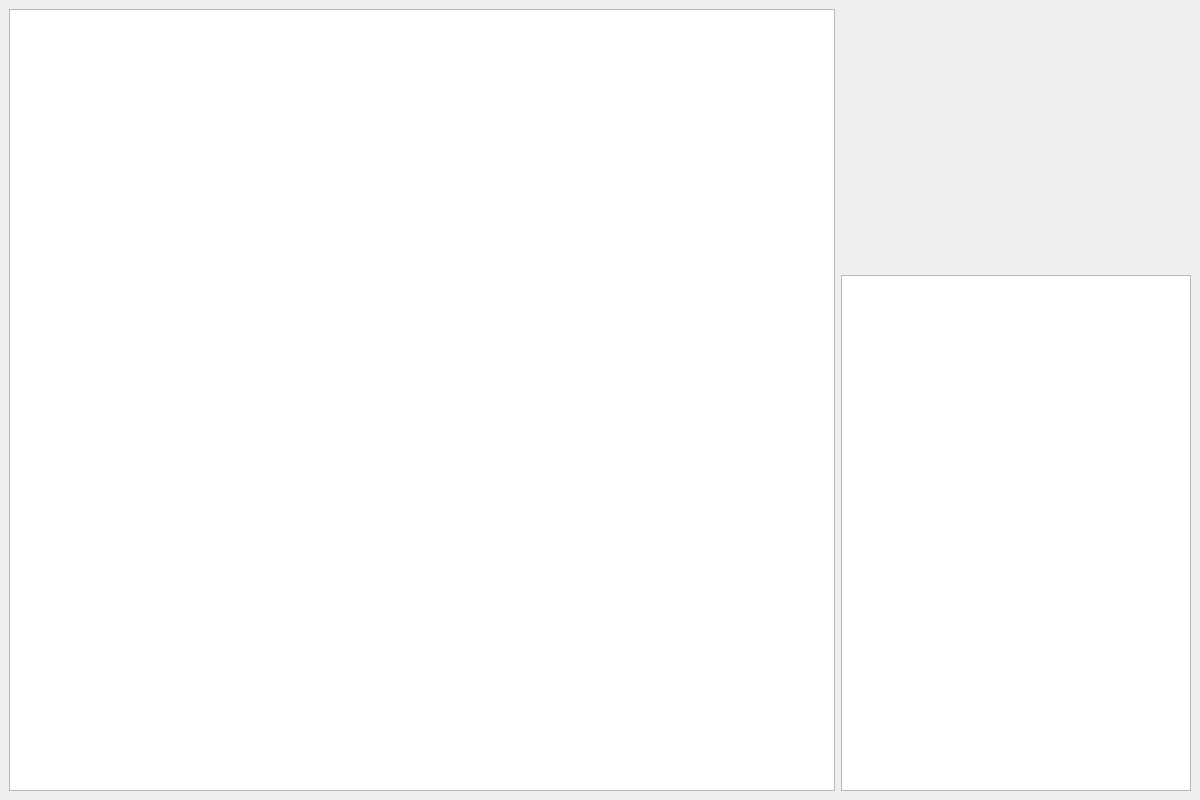
First picture: the form in QQServer/mainwindow.ui, repository Fantasy714/-Qt5-C-S-QQ-, before the edit.
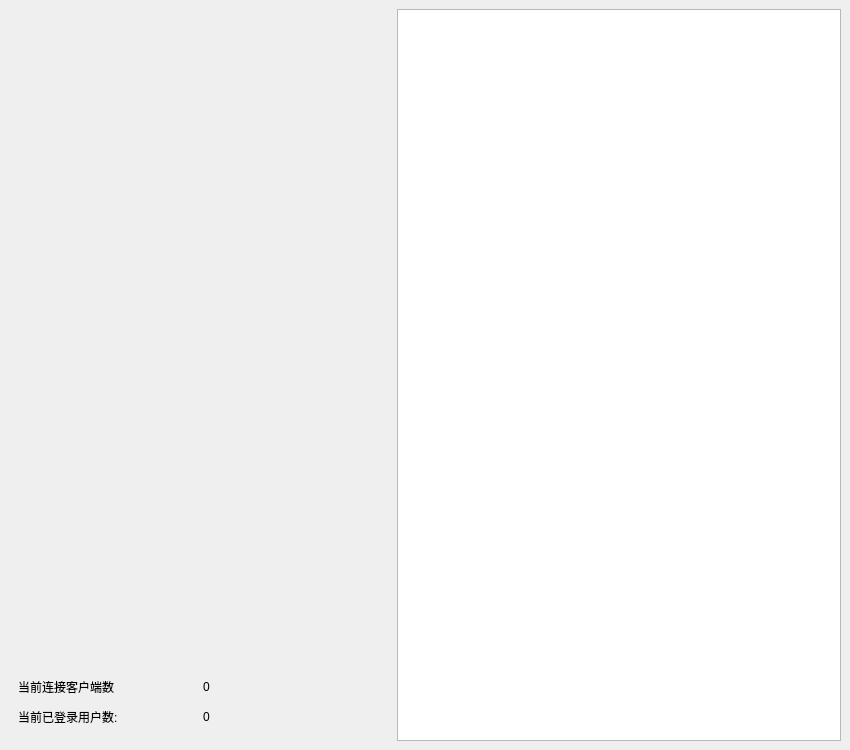
Second picture: the form after the edit. Icons and pictures are not drawn.

```diff
--- a/QQServer/mainwindow.ui
+++ b/QQServer/mainwindow.ui
@@ -6,20 +6,20 @@
    <rect>
     <x>0</x>
     <y>0</y>
-    <width>1200</width>
-    <height>800</height>
+    <width>850</width>
+    <height>750</height>
    </rect>
   </property>
   <property name="minimumSize">
    <size>
-    <width>800</width>
-    <height>600</height>
+    <width>850</width>
+    <height>750</height>
    </size>
   </property>
   <property name="maximumSize">
    <size>
     <width>1300</width>
-    <height>850</height>
+    <height>750</height>
    </size>
   </property>
   <property name="windowTitle">
@@ -33,46 +33,156 @@
    <bool>false</bool>
   </property>
   <widget class="QWidget" name="centralwidget">
-   <layout class="QGridLayout" name="gridLayout">
-    <item row="0" column="0" rowspan="2">
-     <widget class="QTableView" name="TableView"/>
-    </item>
-    <item row="0" column="1">
-     <widget class="QLabel" name="Label">
+   <property name="minimumSize">
+    <size>
+     <width>0</width>
+     <height>750</height>
+    </size>
+   </property>
+   <property name="maximumSize">
+    <size>
+     <width>16777215</width>
+     <height>750</height>
+    </size>
+   </property>
+   <layout class="QHBoxLayout" name="horizontalLayout">
+    <item>
+     <widget class="QWidget" name="Info" native="true">
       <property name="minimumSize">
        <size>
-        <width>350</width>
-        <height>260</height>
+        <width>382</width>
+        <height>0</height>
        </size>
       </property>
       <property name="maximumSize">
        <size>
-        <width>350</width>
-        <height>260</height>
+        <width>382</width>
+        <height>222222</height>
        </size>
       </property>
-      <property name="text">
-       <string/>
-      </property>
-      <property name="pixmap">
-       <pixmap>:/lib/pic.jpg</pixmap>
-      </property>
-      <property name="scaledContents">
-       <bool>true</bool>
-      </property>
+      <layout class="QVBoxLayout" name="verticalLayout">
+       <item>
+        <widget class="QLabel" name="Label">
+         <property name="minimumSize">
+          <size>
+           <width>380</width>
+           <height>650</height>
+          </size>
+         </property>
+         <property name="maximumSize">
+          <size>
+           <width>380</width>
+           <height>650</height>
+          </size>
+         </property>
+         <property name="text">
+          <string/>
+         </property>
+         <property name="pixmap">
+          <pixmap resource="lib.qrc">:/lib/back.jpg</pixmap>
+         </property>
+         <property name="scaledContents">
+          <bool>true</bool>
+         </property>
+        </widget>
+       </item>
+       <item>
+        <layout class="QGridLayout" name="gridLayout">
+         <property name="verticalSpacing">
+          <number>0</number>
+         </property>
+         <item row="0" column="0">
+          <widget class="QLabel" name="label">
+           <property name="minimumSize">
+            <size>
+             <width>0</width>
+             <height>30</height>
+            </size>
+           </property>
+           <property name="maximumSize">
+            <size>
+             <width>16777215</width>
+             <height>30</height>
+            </size>
+           </property>
+           <property name="text">
+            <string>当前连接客户端数</string>
+           </property>
+          </widget>
+         </item>
+         <item row="0" column="1">
+          <widget class="QLabel" name="Connect">
+           <property name="minimumSize">
+            <size>
+             <width>0</width>
+             <height>30</height>
+            </size>
+           </property>
+           <property name="maximumSize">
+            <size>
+             <width>16777215</width>
+             <height>30</height>
+            </size>
+           </property>
+           <property name="text">
+            <string>0</string>
+           </property>
+          </widget>
+         </item>
+         <item row="1" column="0">
+          <widget class="QLabel" name="label_2">
+           <property name="minimumSize">
+            <size>
+             <width>0</width>
+             <height>30</height>
+            </size>
+           </property>
+           <property name="maximumSize">
+            <size>
+             <width>16777215</width>
+             <height>30</height>
+            </size>
+           </property>
+           <property name="text">
+            <string>当前已登录用户数: </string>
+           </property>
+          </widget>
+         </item>
+         <item row="1" column="1">
+          <widget class="QLabel" name="Online">
+           <property name="minimumSize">
+            <size>
+             <width>0</width>
+             <height>30</height>
+            </size>
+           </property>
+           <property name="maximumSize">
+            <size>
+             <width>16777215</width>
+             <height>30</height>
+            </size>
+           </property>
+           <property name="text">
+            <string>0</string>
+           </property>
+          </widget>
+         </item>
+        </layout>
+       </item>
+      </layout>
      </widget>
     </item>
-    <item row="1" column="1">
+    <item>
      <widget class="QPlainTextEdit" name="PlainTextEdit">
       <property name="minimumSize">
        <size>
-        <width>350</width>
+        <width>0</width>
         <height>0</height>
        </size>
       </property>
       <property name="maximumSize">
        <size>
-        <width>350</width>
+        <width>16777215</width>
         <height>16777215</height>
        </size>
       </property>
```
Left out of the diff: 6 changed lines with no effect on the pictures.
